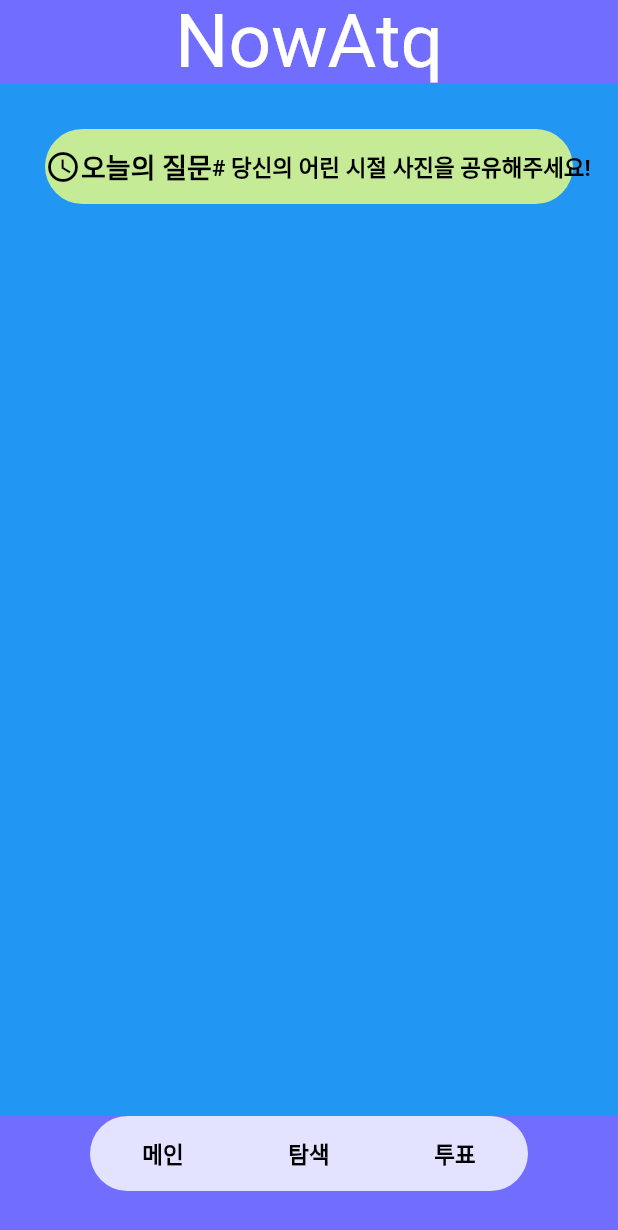
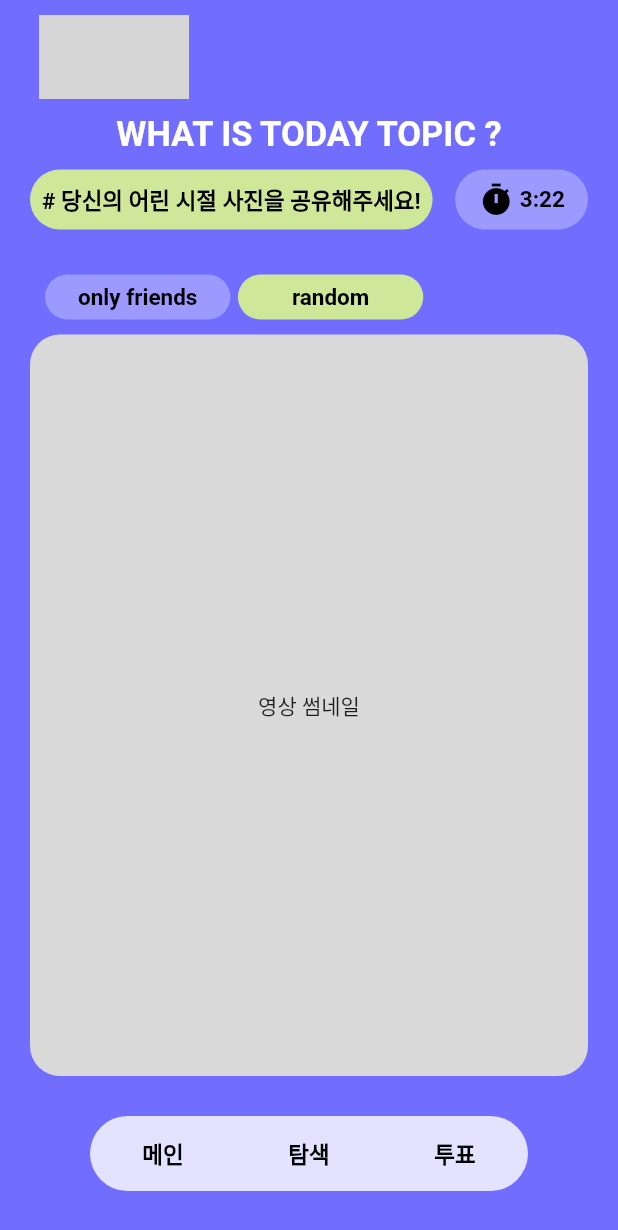
Before and after one commit to UniD-Hackathon-Team3/client, a Flutter app: the screen it shows after launch, on a phone screen of 412 x 824 dp. Shown: the top 1230 px of the screen. Run offline on Flutter 3.47's test engine with Material 2 defaults, Android fonts, the phone set to English and light mode, and no system bars; grey boxes are pictures that could not be loaded.

Commit message:
mainpageUI1

```diff
--- a/lib/main.dart
+++ b/lib/main.dart
@@ -41,7 +41,10 @@ class _MainFrameState extends State<MainFrame> {
       child: Column(
         mainAxisAlignment: MainAxisAlignment.spaceBetween,
         children: [
-          AppBar(title: Text("NowAtq"), centerTitle: true,),
+          Padding(
+            padding: const EdgeInsets.fromLTRB(10, 10, 10, 10),
+            child: AppBar(title: Image.asset('../images/logoWhite.png', width: 100,),),
+          ),
           Expanded(child: [MainPage(), Text("2"), Text("3")][tab]),
           Container(
               height: 50,
--- a/lib/page/main_page.dart
+++ b/lib/page/main_page.dart
@@ -8,40 +8,124 @@ class MainPage extends StatelessWidget {
   Widget build(BuildContext context) {
     final deviceWidth = MediaQuery.of(context).size.width;
     final deviceHeight = MediaQuery.of(context).size.height;
-    String todayQuestion = "# 당신의 어린 시절 사진을 공유해주세요!";
+    String todayQuestion = "당신의 어린 시절 사진을 공유해주세요!";
+    bool onlyFriendFlag = true;
     return Container(
-      color: Colors.blue,
       height: 100,
       width: deviceWidth,
       child: Column(
         mainAxisAlignment: MainAxisAlignment.start,
         children: [
-          Container(
-            height: 50,
-            width: deviceWidth,
+          Padding(
+            padding: const EdgeInsets.fromLTRB(10, 0, 10, 10),
+            child: Text("WHAT IS TODAY TOPIC ?", style: style.textWHAT,),
+          ),
+          Row(
+            children: [
+              Expanded(
+                flex: 7,
+                child: Container(
+                  height: 40,
                   decoration: BoxDecoration(
                     borderRadius: BorderRadius.circular(50), //모서리를 둥글게
-              color: Color.fromRGBO(216, 244, 141, 0.9)
+                    color: style.yellowboxcolor
                   ),
-            margin: EdgeInsets.all(30),
+                  margin: EdgeInsets.fromLTRB(20, 0, 0, 0),
+                  child: Column(
+                    mainAxisAlignment: MainAxisAlignment.center,
+                    children: [
+                          Text('# ' + todayQuestion,
+                              style: style.textstyle1),
+                    ]
+                  ),
+                ),
+              ),
+              Expanded(
+                flex : 3,
+                child: Container(
+                  height: 40,
+                  decoration: BoxDecoration(
+                      borderRadius: BorderRadius.circular(50), //모서리를 둥글게
+                      color: style.whiteboxcolor
+                  ),
+                  margin: EdgeInsets.fromLTRB(15, 0, 20, 0),
                   child: Column(
                       mainAxisAlignment: MainAxisAlignment.center,
                       children: [
                         Row(
-                  mainAxisAlignment: MainAxisAlignment.spaceAround,
+                          mainAxisAlignment: MainAxisAlignment.center,
+                          children: [
+                            Icon(Icons.timer),
+                            Text(' 3:22',
+                                style: style.textstyle1),
+                          ],
+                        ),
+                      ]
+                  ),
+                ),
+              ),
+            ],
+          ),
+          Container(
+            margin: EdgeInsets.fromLTRB(20, 30, 20, 20),
+            child: Column(
               children: [
                 Row(
-                      children: [Icon(Icons.access_time_outlined),Text("오늘의 질문", style: style.textstyle2),],
+                  children: [
+                      Container(
+                      height: 30,
+                      width: deviceWidth * 0.3,
+                      decoration: BoxDecoration(
+                          borderRadius: BorderRadius.circular(50), //모서리를 둥글게
+                          color: style.whiteboxcolor
                       ),
-                    Text(todayQuestion,
+                      margin: EdgeInsets.fromLTRB(10, 0, 0, 0),
+                      child: Column(
+                          mainAxisAlignment: MainAxisAlignment.center,
+                          children: [
+                            Text('only friends',
                                 style: style.textstyle1),
-                ],
-              )
+                          ]
+                      ),
+                    ),
+                    Container(
+                      height: 30,
+                      width: deviceWidth * 0.3,
+                      decoration: BoxDecoration(
+                          borderRadius: BorderRadius.circular(50), //모서리를 둥글게
+                          color: style.yellowboxcolor
+                      ),
+                      margin: EdgeInsets.fromLTRB(5, 0, 0, 0),
+                      child: Column(
+                          mainAxisAlignment: MainAxisAlignment.center,
+                          children: [
+                            Text('random',
+                                style: style.textstyle1),
                           ]
                       ),
                     ),
                   ],
                 ),
+                Container(
+                  height: deviceHeight * 0.6,
+                  width: double.infinity,
+                  decoration: BoxDecoration(
+                      borderRadius: BorderRadius.circular(20), //모서리를 둥글게
+                      color: Color(0xFFD9D9D9)
+                  ),
+                  margin: EdgeInsets.fromLTRB(0, 10, 0, 0),
+                  child: Column(
+                      mainAxisAlignment: MainAxisAlignment.center,
+                      children: [
+                        Text("영상 썸네일")
+                      ]
+                  ),
+                ),
+              ],
+            ),
+          )
+        ],
+      ),
     );
   }
 }
--- a/lib/style.dart
+++ b/lib/style.dart
@@ -8,6 +8,12 @@ var textstyle1 = TextStyle(
 var textstyle2 = TextStyle(
   fontSize: 18.0,
   color: Colors.black,
+  fontWeight: FontWeight.bold,
+);
+
+var textWHAT = TextStyle(
+  fontSize: 23.0,
+  color: Colors.white,
   fontWeight: FontWeight.bold,
 );
 
@@ -24,3 +30,6 @@ var theme = ThemeData(  //appbar의 테마 설정
       color: Colors.black,
     ),
 );
+
+var yellowboxcolor = Color.fromRGBO(216, 244, 141, 0.9);
+var whiteboxcolor = Color.fromRGBO(255, 255, 255, 0.3);
--- a/pubspec.yaml
+++ b/pubspec.yaml
@@ -58,9 +58,8 @@ flutter:
   uses-material-design: true
 
   # To add assets to your application, add an assets section, like this:
-assets:
-   - images/logoBlack.png
-   - images/logoWhite.png
+  assets:
+     - images/
 
   # An image asset can refer to one or more resolution-specific "variants", see
   # https://flutter.dev/assets-and-images/#resolution-aware.
```
Lines whose indentation alone changed are shown as unchanged.
